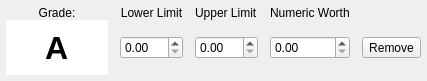
Before: the Qt Designer form app/options/qualwidget.ui in ZoomTen/theGrades, drawn with Qt 5.
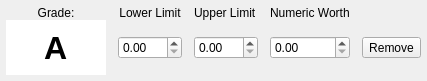
After: the same form once the commit is applied. Icons and pictures are not drawn.

```diff
--- a/app/options/qualwidget.ui
+++ b/app/options/qualwidget.ui
@@ -40,6 +40,9 @@
        <verstretch>0</verstretch>
       </sizepolicy>
      </property>
+     <property name="maximum">
+      <double>100.000000000000000</double>
+     </property>
     </widget>
    </item>
    <item row="1" column="6">
@@ -148,6 +151,9 @@
        <verstretch>0</verstretch>
       </sizepolicy>
      </property>
+     <property name="maximum">
+      <double>100.000000000000000</double>
+     </property>
     </widget>
    </item>
    <item row="0" column="5">
```
